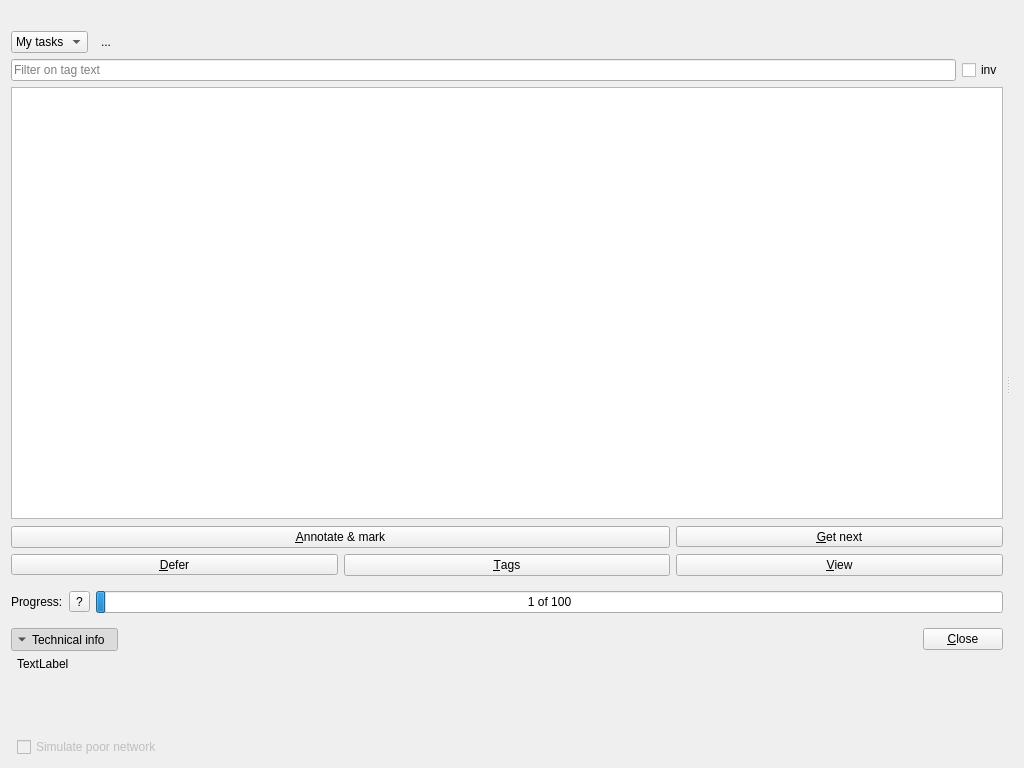
Qt form plomclient/client/ui_files/marker.ui (plomgrading/plom-client) before a commit.
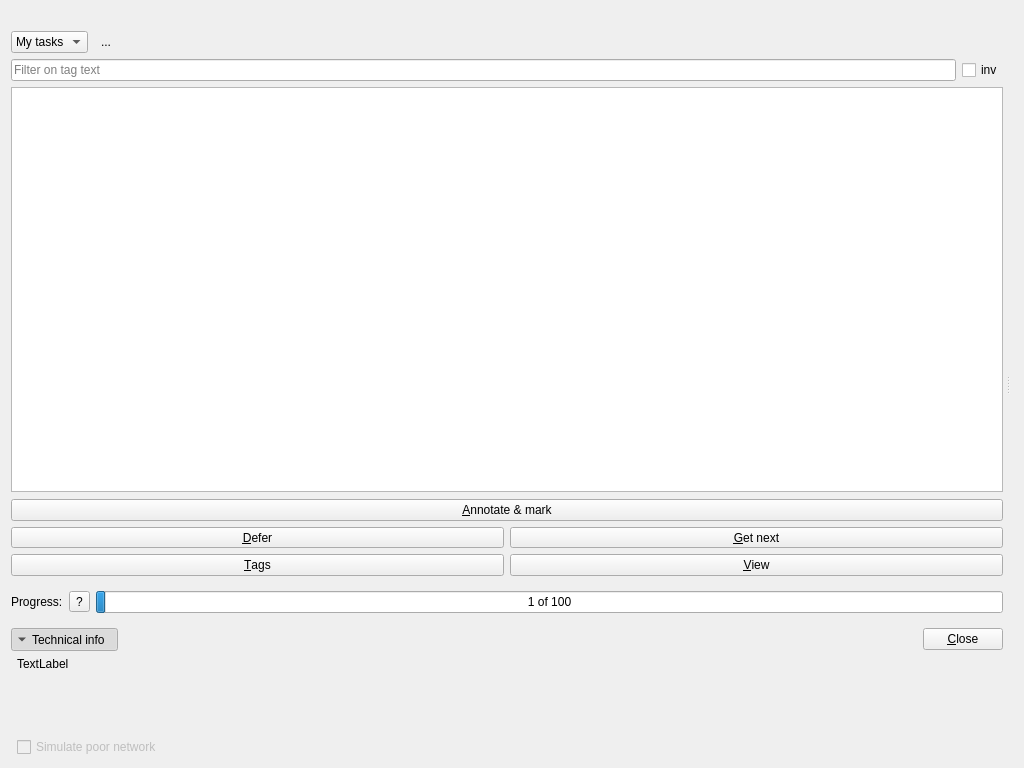
The same form after that commit. Custom widgets are drawn as their Qt base class.

Commit message: three rows of buttons

Diff of the .ui file:
```diff
--- a/plomclient/client/ui_files/marker.ui
+++ b/plomclient/client/ui_files/marker.ui
@@ -248,23 +248,6 @@
               </widget>
              </item>
              <item row="1" column="1">
-              <widget class="QPushButton" name="tagButton">
-               <property name="focusPolicy">
-                <enum>Qt::FocusPolicy::NoFocus</enum>
-               </property>
-               <property name="text">
-                <string>&amp;Tags</string>
-               </property>
-              </widget>
-             </item>
-             <item row="1" column="2">
-              <widget class="QPushButton" name="viewButton">
-               <property name="text">
-                <string>&amp;View</string>
-               </property>
-              </widget>
-             </item>
-             <item row="0" column="2">
               <widget class="QToolButton" name="getNextButton">
                <property name="sizePolicy">
                 <sizepolicy hsizetype="Minimum" vsizetype="Fixed">
@@ -296,6 +279,23 @@
                </property>
               </widget>
              </item>
+             <item row="2" column="0">
+              <widget class="QPushButton" name="tagButton">
+               <property name="focusPolicy">
+                <enum>Qt::FocusPolicy::NoFocus</enum>
+               </property>
+               <property name="text">
+                <string>&amp;Tags</string>
+               </property>
+              </widget>
+             </item>
+             <item row="2" column="1">
+              <widget class="QPushButton" name="viewButton">
+               <property name="text">
+                <string>&amp;View</string>
+               </property>
+              </widget>
+             </item>
             </layout>
            </widget>
           </item>
```
